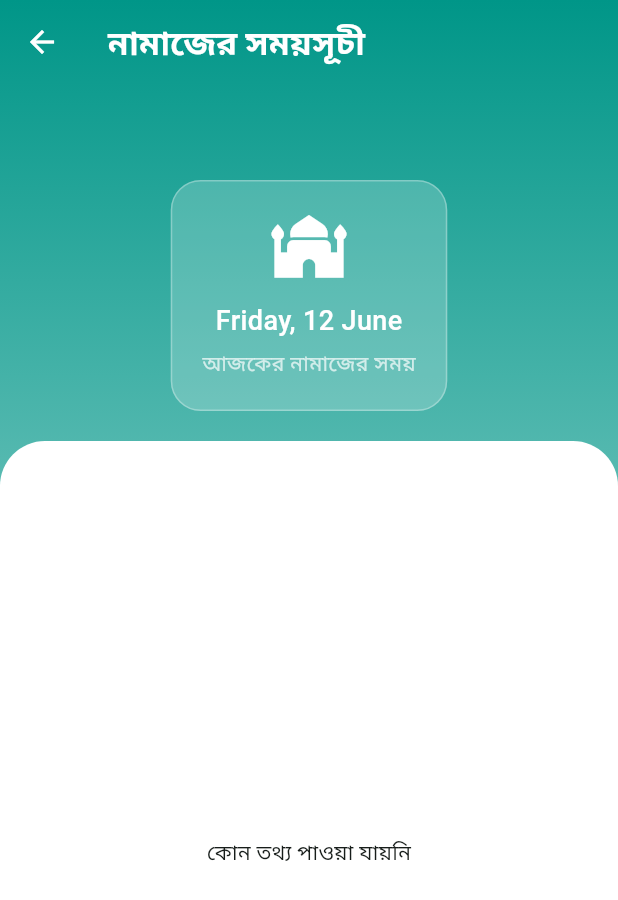
After one commit to motiur-mostakim/Hisab-App-With-Firebase, a Flutter app: the ProfileScreen screen opened directly, after a tap on "নামাজের সময়সূচী", on a phone screen of 412 x 824 dp. The commit adds this screen. Shown: the top 900 px of the screen. Run offline on Flutter 3.47's test engine with Material 3 defaults, Android fonts, the phone set to English and light mode, and no system bars; our stand-ins replace cloud_firestore, firebase_auth, firebase_core, firebase_messaging, firebase_storage, flutter_local_notifications and 8 more; missing offline and left inert: firebase_in_app_messaging, mailer; accounts and stored records are empty; network calls fail.

Commit message:
profile screen> pryer screen added

```diff
--- /dev/null
+++ b/lib/core/model/prayer_time_model.dart
@@ -0,0 +1,33 @@
+import 'package:cloud_firestore/cloud_firestore.dart';
+
+class PrayerTimeModel {
+  final String id;
+  final String name;
+  final String time; // e.g., "05:30 AM"
+  final bool isNotificationEnabled;
+
+  PrayerTimeModel({
+    required this.id,
+    required this.name,
+    required this.time,
+    this.isNotificationEnabled = true,
+  });
+
+  factory PrayerTimeModel.fromFirestore(DocumentSnapshot doc) {
+    Map<String, dynamic> data = doc.data() as Map<String, dynamic>;
+    return PrayerTimeModel(
+      id: doc.id,
+      name: data['name'] ?? '',
+      time: data['time'] ?? '',
+      isNotificationEnabled: data['isNotificationEnabled'] ?? true,
+    );
+  }
+
+  Map<String, dynamic> toMap() {
+    return {
+      'name': name,
+      'time': time,
+      'isNotificationEnabled': isNotificationEnabled,
+    };
+  }
+}
--- /dev/null
+++ b/lib/src/features/prayer_schedule_screen.dart
@@ -0,0 +1,188 @@
+import 'package:flutter/material.dart';
+import 'package:intl/intl.dart';
+import '../../core/model/prayer_time_model.dart';
+import '../../core/services/prayer_service.dart';
+
+class PrayerScheduleScreen extends StatefulWidget {
+  const PrayerScheduleScreen({super.key});
+
+  @override
+  State<PrayerScheduleScreen> createState() => _PrayerScheduleScreenState();
+}
+
+class _PrayerScheduleScreenState extends State<PrayerScheduleScreen> {
+  final PrayerService _prayerService = PrayerService();
+
+  @override
+  Widget build(BuildContext context) {
+    final isDark = Theme.of(context).brightness == Brightness.dark;
+
+    return Scaffold(
+      extendBodyBehindAppBar: true,
+      appBar: AppBar(
+        title: const Text(
+          "নামাজের সময়সূচী",
+          style: TextStyle(fontWeight: FontWeight.bold, color: Colors.white),
+        ),
+        backgroundColor: Colors.transparent,
+        elevation: 0,
+        iconTheme: const IconThemeData(color: Colors.white),
+      ),
+      body: Container(
+        width: double.infinity,
+        decoration: BoxDecoration(
+          gradient: LinearGradient(
+            begin: Alignment.topCenter,
+            end: Alignment.bottomCenter,
+            colors: isDark
+                ? [const Color(0xFF1A237E), const Color(0xFF121212)]
+                : [const Color(0xFF009688), const Color(0xFFE0F2F1)],
+          ),
+        ),
+        child: Column(
+          children: [
+            const SizedBox(height: 120),
+            _buildHeaderCard(),
+            const SizedBox(height: 20),
+            Expanded(
+              child: Container(
+                padding: const EdgeInsets.only(top: 20),
+                decoration: BoxDecoration(
+                  color: isDark ? const Color(0xFF1E1E1E) : Colors.white,
+                  borderRadius: const BorderRadius.only(
+                    topLeft: Radius.circular(30),
+                    topRight: Radius.circular(30),
+                  ),
+                ),
+                child: StreamBuilder<List<PrayerTimeModel>>(
+                  stream: _prayerService.getPrayerTimes(),
+                  builder: (context, snapshot) {
+                    if (snapshot.connectionState == ConnectionState.waiting) {
+                      return const Center(child: CircularProgressIndicator());
+                    }
+                    if (snapshot.hasError) {
+                      return Center(child: Text("Error: ${snapshot.error}"));
+                    }
+                    if (!snapshot.hasData || snapshot.data!.isEmpty) {
+                      return const Center(child: Text("কোন তথ্য পাওয়া যায়নি"));
+                    }
+
+                    final prayers = snapshot.data!;
+                    // Schedule notifications whenever data updates
+                    _prayerService.schedulePrayerNotifications(prayers);
+
+                    return ListView.builder(
+                      padding: const EdgeInsets.symmetric(horizontal: 20),
+                      itemCount: prayers.length,
+                      itemBuilder: (context, index) {
+                        return _buildPrayerItem(prayers[index]);
+                      },
+                    );
+                  },
+                ),
+              ),
+            ),
+          ],
+        ),
+      ),
+    );
+  }
+
+  Widget _buildHeaderCard() {
+    return Container(
+      margin: const EdgeInsets.symmetric(horizontal: 20),
+      padding: const EdgeInsets.all(20),
+      decoration: BoxDecoration(
+        color: Colors.white.withOpacity(0.2),
+        borderRadius: BorderRadius.circular(20),
+        border: Border.all(color: Colors.white.withOpacity(0.3)),
+      ),
+      child: Column(
+        children: [
+          const Icon(Icons.mosque, size: 50, color: Colors.white),
+          const SizedBox(height: 10),
+          Text(
+            DateFormat('EEEE, d MMMM').format(DateTime.now()),
+            style: const TextStyle(
+              color: Colors.white,
+              fontSize: 18,
+              fontWeight: FontWeight.w500,
+            ),
+          ),
+          const SizedBox(height: 5),
+          const Text(
+            "আজকের নামাজের সময়",
+            style: TextStyle(
+              color: Colors.white70,
+              fontSize: 14,
+            ),
+          ),
+        ],
+      ),
+    );
+  }
+
+  Widget _buildPrayerItem(PrayerTimeModel prayer) {
+    final isDark = Theme.of(context).brightness == Brightness.dark;
+    return Container(
+      margin: const EdgeInsets.only(bottom: 15),
+      padding: const EdgeInsets.all(16),
+      decoration: BoxDecoration(
+        color: isDark ? const Color(0xFF2C2C2C) : Colors.grey[100],
+        borderRadius: BorderRadius.circular(15),
+        boxShadow: [
+          BoxShadow(
+            color: Colors.black.withOpacity(0.05),
+            blurRadius: 5,
+            offset: const Offset(0, 2),
+          ),
+        ],
+      ),
+      child: Row(
+        mainAxisAlignment: MainAxisAlignment.spaceBetween,
+        children: [
+          Row(
+            children: [
+              Container(
+                padding: const EdgeInsets.all(10),
+                decoration: BoxDecoration(
+                  color: const Color(0xFF009688).withOpacity(0.1),
+                  shape: BoxShape.circle,
+                ),
+                child: const Icon(Icons.access_time, color: Color(0xFF009688)),
+              ),
+              const SizedBox(width: 15),
+              Column(
+                crossAxisAlignment: CrossAxisAlignment.start,
+                children: [
+                  Text(
+                    prayer.name,
+                    style: TextStyle(
+                      fontSize: 18,
+                      fontWeight: FontWeight.bold,
+                      color: isDark ? Colors.white : Colors.black87,
+                    ),
+                  ),
+                  Text(
+                    prayer.time,
+                    style: const TextStyle(
+                      color: Color(0xFF009688),
+                      fontWeight: FontWeight.w600,
+                    ),
+                  ),
+                ],
+              ),
+            ],
+          ),
+          Switch(
+            value: prayer.isNotificationEnabled,
+            activeColor: const Color(0xFF009688),
+            onChanged: (value) {
+              _prayerService.toggleNotification(prayer.id, value);
+            },
+          ),
+        ],
+      ),
+    );
+  }
+}
--- a/lib/src/features/profile_screen.dart
+++ b/lib/src/features/profile_screen.dart
@@ -6,6 +6,7 @@ import 'package:hisab_app/main.dart';
 import 'package:hisab_app/src/features/edit_profile_screen.dart';
 import 'package:hisab_app/src/features/debt_history_screen.dart';
 import 'package:hisab_app/src/features/history_screen.dart';
+import 'package:hisab_app/src/features/prayer_schedule_screen.dart';
 import '../../core/services/transaction_service.dart';
 import 'login_screen.dart';
 
@@ -114,6 +115,16 @@ class _ProfileScreenState extends State<ProfileScreen> with AutomaticKeepAliveCl
                 context,
                 MaterialPageRoute(
                   builder: (context) => const EditProfileScreen(),
+                ),
+              ),
+            ),
+            _menuItem(
+              Icons.mosque,
+              "নামাজের সময়সূচী",
+              onTap: () => Navigator.push(
+                context,
+                MaterialPageRoute(
+                  builder: (context) => const PrayerScheduleScreen(),
                 ),
               ),
             ),
```
Also changed, not shown: lib/core/services/prayer_service.dart (added, +64 -0 lines).
